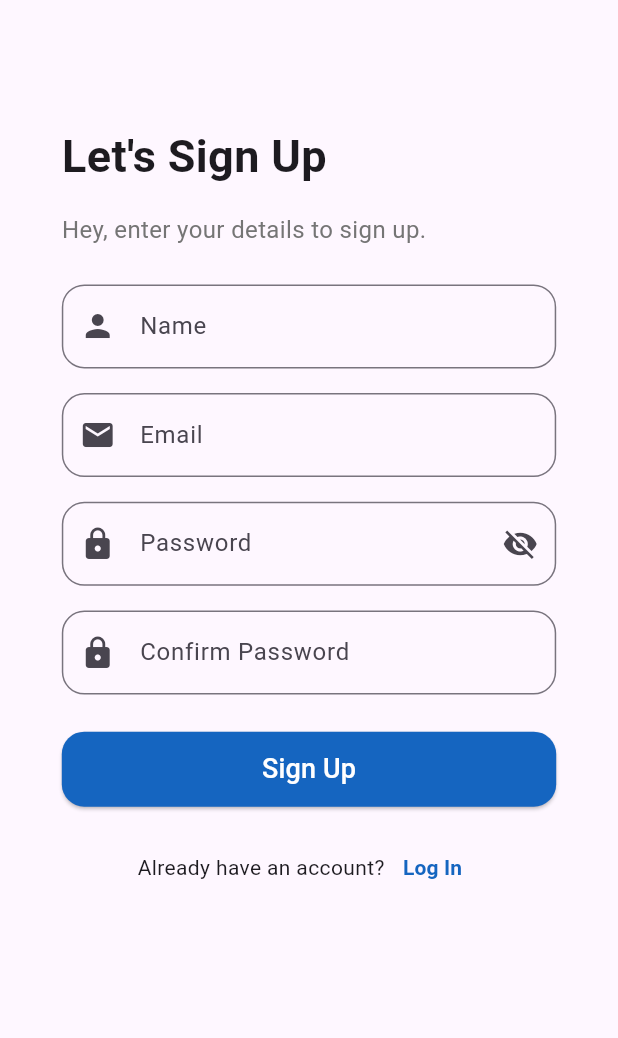
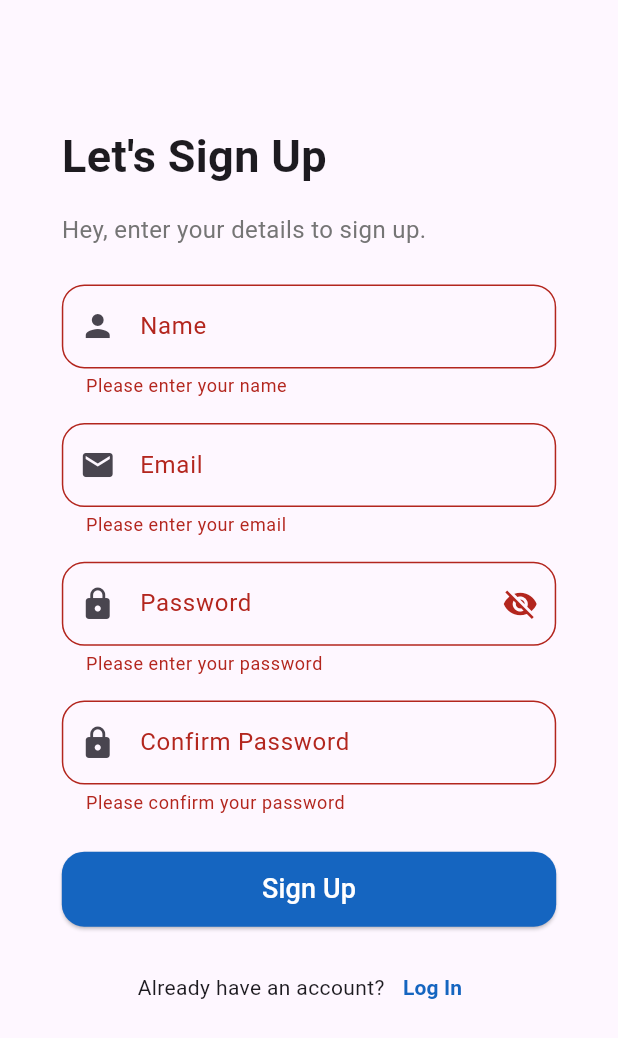
Before and after one commit to NabilaAwad/Task5, a Flutter app: the Register screen opened directly, after a tap on "Sign Up", on a phone screen of 412 x 824 dp. Shown: the top 1038 px of the screen. Run offline on Flutter 3.47's test engine with Material 3 defaults, Android fonts, the phone set to English and light mode, and no system bars; our stand-ins replace curved_navigation_bar, get.

Commit message:
Initial commit

```diff
--- a/lib/app/modules/home/views/signup.dart
+++ b/lib/app/modules/home/views/signup.dart
@@ -1,5 +1,6 @@
 import 'package:flutter/material.dart';
 import 'package:get/get.dart';
+import 'package:task5/app/modules/home/views/mainScreen.dart';
 
 import 'login.dart';
 
@@ -27,6 +28,8 @@ class _RegisterState extends State<Register> {
       body: SingleChildScrollView(
         child: Padding(
           padding: EdgeInsets.symmetric(horizontal: screenWidth * 0.1),
+          child: Form(
+            key: _formKey,
             child: Column(
               crossAxisAlignment: CrossAxisAlignment.start,
               children: [
@@ -154,6 +157,7 @@ class _RegisterState extends State<Register> {
                     onPressed: () {
                       if (_formKey.currentState!.validate()) {
                         print('Form is valid');
+                        Get.to(()=>Mainscreen());
                       } else {
                         print('Form is not valid');
                       }
@@ -195,6 +199,7 @@ class _RegisterState extends State<Register> {
             ),
           ),
         ),
+      ),
     );
   }
 }
```
Lines whose indentation alone changed are shown as unchanged.
